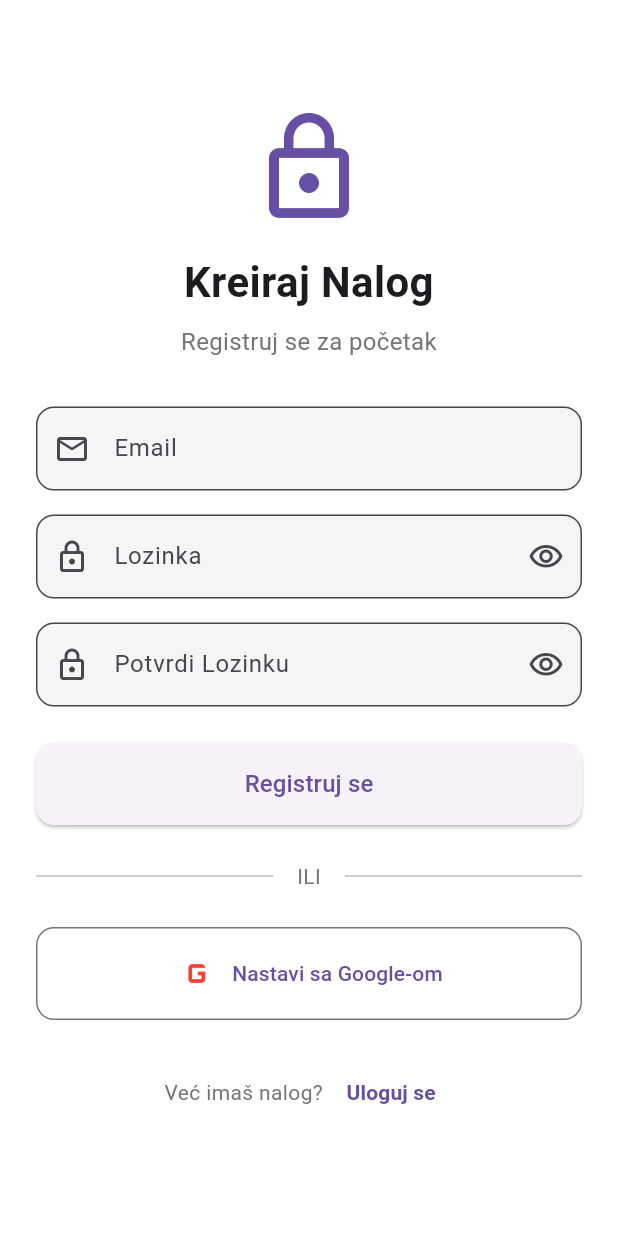
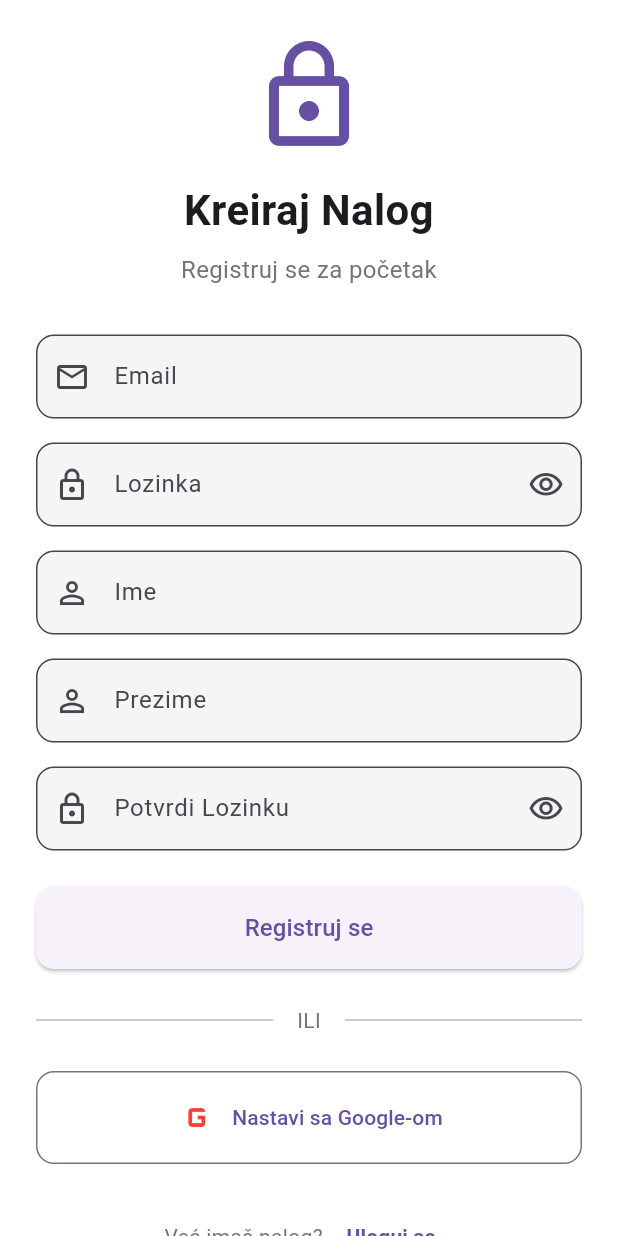
Before and after one commit to mrackegithub/Prva_flutter_aplikacija_projekat, a Flutter app: the screen it shows after launch, after a tap on "Uloguj se", after a tap on "Registruj se", on a phone screen of 412 x 824 dp. Run offline on Flutter 3.47's test engine with Material 3 defaults, Android fonts, the phone set to English and light mode, and no system bars; our stand-ins replace cloud_firestore, firebase_auth, firebase_core, flutter_map, geocoding, geolocator and 2 more; missing offline and left inert: flutter_map_location_marker; accounts and stored records are empty.

Commit message:
Dodat storage za slike i baza

```diff
--- a/lib/Ekrani/login.dart
+++ b/lib/Ekrani/login.dart
@@ -45,6 +45,10 @@ class _AuthPageState extends State<AuthPage> {
   final _emailController = TextEditingController();
   final _passwordController = TextEditingController();
   final _confirmPasswordController = TextEditingController();
+  final _nameController = TextEditingController();
+  final _surnameController = TextEditingController();
+
+
 
   bool _obscurePassword = true;
   bool _obscureConfirmPassword = true;
@@ -87,6 +91,8 @@ class _AuthPageState extends State<AuthPage> {
         await _authService.registerWithEmail(
           _emailController.text.trim(),
           _passwordController.text,
+          _nameController.text.trim(),
+          _surnameController.text.trim(),
         );
         _showSnackBar("Uspesna registracija, proverite mail da verifikujete nalog.", isError: true);
       }
@@ -223,7 +229,38 @@ class _AuthPageState extends State<AuthPage> {
                       return null;
                     },
                   ),
-
+                  if(!isLogin) ...[
+                    const SizedBox(height: 16),
+                    // Name Field
+                    TextFormField(
+                      controller: _nameController,
+                      decoration: const InputDecoration(
+                        labelText: 'Ime',
+                        prefixIcon: Icon(Icons.person_outline),
+                      ),
+                      validator: (value) {
+                        if (value == null || value.isEmpty) {
+                          return 'Unesi ime';
+                        }
+                        return null;
+                      },
+                    ),
+                    const SizedBox(height: 16),
+                    // Surname Field
+                    TextFormField(
+                      controller: _surnameController,
+                      decoration: const InputDecoration(
+                        labelText: 'Prezime',
+                        prefixIcon: Icon(Icons.person_outline),
+                      ),
+                      validator: (value) {
+                        if (value == null || value.isEmpty) {
+                          return 'Unesi prezime';
+                        }
+                        return null;
+                      },
+                    ),
+                  ],
                   // Confirm Password Field (samo za registraciju)
                   if (!isLogin) ...[
                     const SizedBox(height: 16),
--- /dev/null
+++ b/lib/services/firestore_baza.dart
@@ -0,0 +1 @@
+import 'package:cloud_firestore/cloud_firestore.dart';
--- a/pubspec.yaml
+++ b/pubspec.yaml
@@ -44,6 +44,9 @@ dependencies:
   flutter_map: ^8.2.2
   cloud_firestore: ^6.1.1
   google_sign_in: ^7.2.0
+  cloudinary_flutter: ^1.3.0
+  cloudinary_url_gen: ^1.8.0
+  http: ^1.6.0
 
 dev_dependencies:
   flutter_test:
```
Also changed, not shown: lib/Ekrani/user.dart (+14 -3 lines), lib/services/auth_service.dart (+9 -1 lines), lib/services/cloudinary.dart (added, +53 -0 lines), pubspec.lock, 2 other files.
